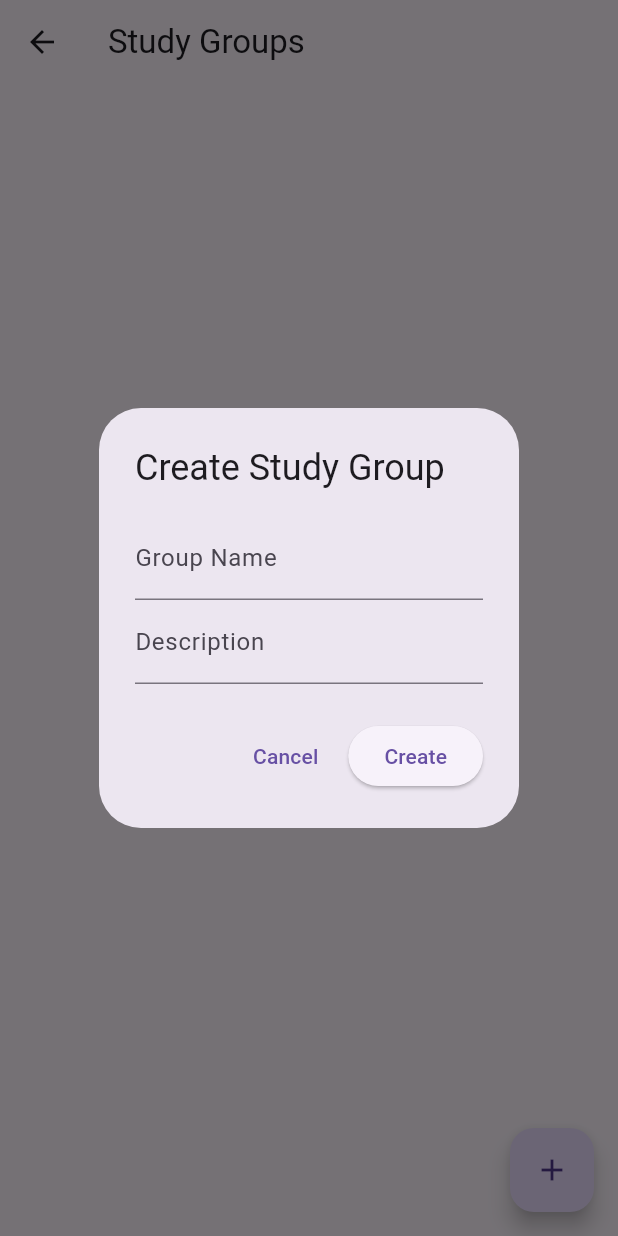
After one commit to haseeb009009/Campus_life_assistant_app, a Flutter app: the StudyGroupPage screen opened directly, after a tap on the "add" icon, on a phone screen of 412 x 824 dp. The commit adds this screen. Run offline on Flutter 3.47's test engine with Material 3 defaults, Android fonts, the phone set to English and light mode, and no system bars; our stand-ins replace cloud_firestore, firebase_auth, firebase_core, flutter_local_notifications, fluttertoast, sqflite and 1 more; accounts and stored records are empty.

Commit message:
Study Group functionality added
Implemented functionality for students to create, join, or leave study groups.
Stored the  data using Firestore Database.

```diff
--- /dev/null
+++ b/campus_life_assistant/lib/models/study_group.dart
@@ -0,0 +1,32 @@
+class StudyGroup {
+  String id;
+  String name;
+  String description;
+  List<String> members; // Store user IDs of group members
+
+  StudyGroup({
+    required this.id,
+    required this.name,
+    required this.description,
+    required this.members,
+  });
+
+  // Convert from Firestore data
+  factory StudyGroup.fromFirestore(Map<String, dynamic> data, String id) {
+    return StudyGroup(
+      id: id,
+      name: data['name'],
+      description: data['description'],
+      members: List<String>.from(data['members'] ?? []),
+    );
+  }
+
+  // Convert to Firestore data
+  Map<String, dynamic> toFirestore() {
+    return {
+      'name': name,
+      'description': description,
+      'members': members,
+    };
+  }
+}
--- /dev/null
+++ b/campus_life_assistant/lib/screens/study_group_page.dart
@@ -0,0 +1,139 @@
+import 'package:flutter/material.dart';
+import '../models/study_group.dart';
+import '../services/study_group_firestore_service.dart';
+
+class StudyGroupPage extends StatefulWidget {
+  const StudyGroupPage({Key? key}) : super(key: key);
+
+  @override
+  State<StudyGroupPage> createState() => _StudyGroupPageState();
+}
+
+class _StudyGroupPageState extends State<StudyGroupPage> {
+  final StudyGroupFirestoreService _firestoreService = StudyGroupFirestoreService();
+
+  Future<void> _showStudyGroupDialog({StudyGroup? group}) async {
+    final TextEditingController nameController =
+        TextEditingController(text: group?.name ?? '');
+    final TextEditingController descriptionController =
+        TextEditingController(text: group?.description ?? '');
+
+    await showDialog(
+      context: context,
+      builder: (context) {
+        return AlertDialog(
+          title: Text(group == null ? 'Create Study Group' : 'Edit Study Group'),
+          content: SingleChildScrollView(
+            child: Column(
+              children: [
+                TextField(
+                  controller: nameController,
+                  decoration: const InputDecoration(labelText: 'Group Name'),
+                ),
+                TextField(
+                  controller: descriptionController,
+                  decoration: const InputDecoration(labelText: 'Description'),
+                ),
+              ],
+            ),
+          ),
+          actions: [
+            TextButton(
+              onPressed: () => Navigator.pop(context),
+              child: const Text('Cancel'),
+            ),
+            ElevatedButton(
+              onPressed: () async {
+                if (nameController.text.isEmpty || descriptionController.text.isEmpty) {
+                  ScaffoldMessenger.of(context).showSnackBar(
+                    const SnackBar(content: Text('All fields are required')),
+                  );
+                  return;
+                }
+
+                final newGroup = StudyGroup(
+                  id: group?.id ?? DateTime.now().millisecondsSinceEpoch.toString(),
+                  name: nameController.text,
+                  description: descriptionController.text,
+                  members: group?.members ?? [],
+                );
+
+                if (group == null) {
+                  await _firestoreService.createStudyGroup(newGroup);
+                } else {
+                  await _firestoreService.createStudyGroup(newGroup); // Update logic if needed
+                }
+
+                if (mounted) Navigator.pop(context);
+              },
+              child: Text(group == null ? 'Create' : 'Update'),
+            ),
+          ],
+        );
+      },
+    );
+  }
+
+  @override
+  Widget build(BuildContext context) {
+    return Scaffold(
+      appBar: AppBar(
+        title: const Text('Study Groups'),
+      ),
+      body: StreamBuilder<List<StudyGroup>>(
+        stream: _firestoreService.getStudyGroups(),
+        builder: (context, snapshot) {
+          if (snapshot.connectionState == ConnectionState.waiting) {
+            return const Center(child: CircularProgressIndicator());
+          }
+
+          if (snapshot.hasError) {
+            return Center(child: Text('Error: ${snapshot.error}'));
+          }
+
+          final groups = snapshot.data ?? [];
+
+          return ListView.builder(
+            itemCount: groups.length,
+            itemBuilder: (context, index) {
+              final group = groups[index];
+              return ListTile(
+                title: Text(group.name),
+                subtitle: Text(group.description),
+                trailing: Row(
+                  mainAxisSize: MainAxisSize.min,
+                  children: [
+                    IconButton(
+                      icon: const Icon(Icons.group_add),
+                      onPressed: () async {
+                        // Replace 'user123' with the actual user ID
+                        await _firestoreService.joinStudyGroup(group.id, 'user123');
+                        ScaffoldMessenger.of(context).showSnackBar(
+                          const SnackBar(content: Text('Joined group')),
+                        );
+                      },
+                    ),
+                    IconButton(
+                      icon: const Icon(Icons.group_remove),
+                      onPressed: () async {
+                        // Replace 'user123' with the actual user ID
+                        await _firestoreService.leaveStudyGroup(group.id, 'user123');
+                        ScaffoldMessenger.of(context).showSnackBar(
+                          const SnackBar(content: Text('Left group')),
+                        );
+                      },
+                    ),
+                  ],
+                ),
+              );
+            },
+          );
+        },
+      ),
+      floatingActionButton: FloatingActionButton(
+        onPressed: () => _showStudyGroupDialog(),
+        child: const Icon(Icons.add),
+      ),
+    );
+  }
+}
--- /dev/null
+++ b/campus_life_assistant/lib/services/study_group_firestore_service.dart
@@ -0,0 +1,42 @@
+import 'package:cloud_firestore/cloud_firestore.dart';
+import '../models/study_group.dart';
+
+class StudyGroupFirestoreService {
+  final FirebaseFirestore _firestore = FirebaseFirestore.instance;
+  final String collectionPath = 'studyGroups';
+
+  // Create a new study group
+  Future<void> createStudyGroup(StudyGroup group) async {
+    await _firestore.collection(collectionPath).add(group.toFirestore());
+  }
+
+  // Join a study group by adding a user to the members list
+  Future<void> joinStudyGroup(String groupId, String userId) async {
+    final groupRef = _firestore.collection(collectionPath).doc(groupId);
+    await groupRef.update({
+      'members': FieldValue.arrayUnion([userId]),
+    });
+  }
+
+  // Leave a study group by removing a user from the members list
+  Future<void> leaveStudyGroup(String groupId, String userId) async {
+    final groupRef = _firestore.collection(collectionPath).doc(groupId);
+    await groupRef.update({
+      'members': FieldValue.arrayRemove([userId]),
+    });
+  }
+
+  // Delete a study group
+  Future<void> deleteStudyGroup(String groupId) async {
+    await _firestore.collection(collectionPath).doc(groupId).delete();
+  }
+
+  // Fetch all study groups
+  Stream<List<StudyGroup>> getStudyGroups() {
+    return _firestore.collection(collectionPath).snapshots().map((snapshot) {
+      return snapshot.docs.map((doc) {
+        return StudyGroup.fromFirestore(doc.data(), doc.id);
+      }).toList();
+    });
+  }
+}
```
Also changed, not shown: campus_life_assistant/lib/home_page.dart (+15 -2 lines).
